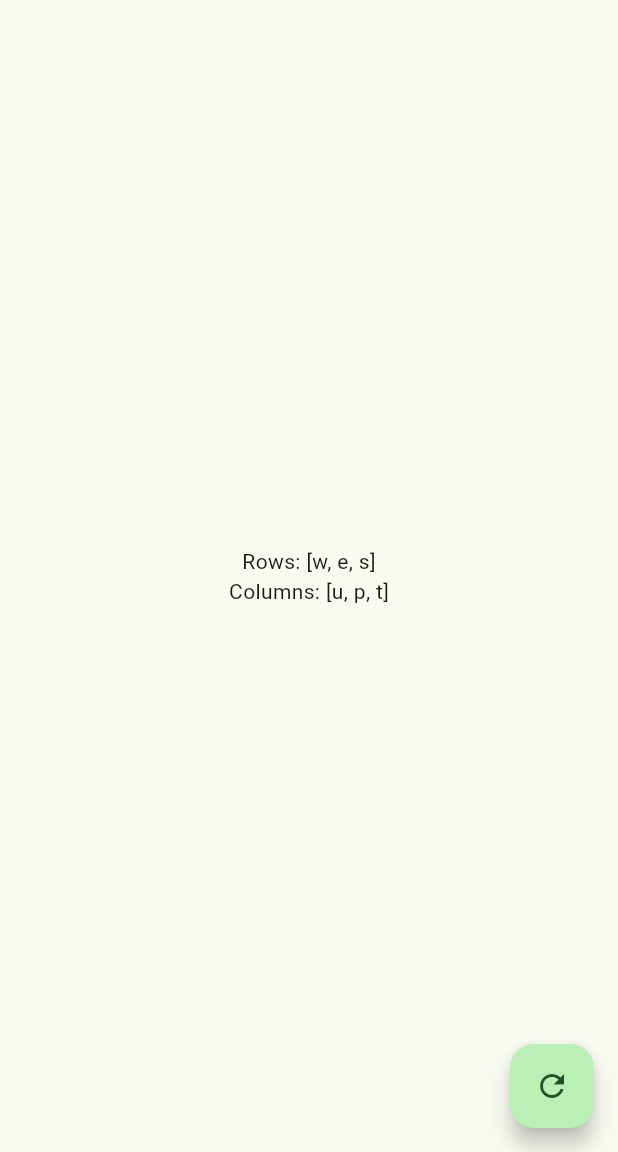
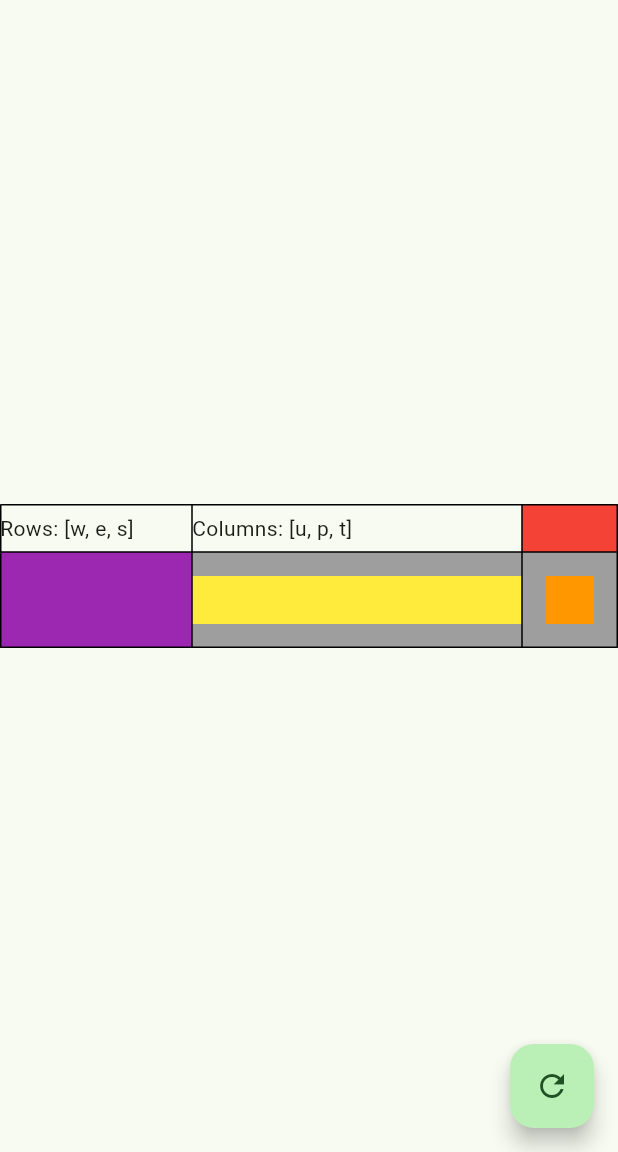
Before and after one commit to coltonomous/FlutterDemo, a Flutter app: the screen it shows after launch, after a tap on the "refresh" icon, on a phone screen of 412 x 824 dp, the part 84-1236 px from its top. Run offline on Flutter 3.47's test engine with Material 3 defaults, Android fonts, the phone set to English and light mode, and no system bars.

Commit message:
Started game board

```diff
--- /dev/null
+++ b/lib/components/game_board.dart
@@ -0,0 +1,65 @@
+import 'package:flutter/material.dart';
+
+class GameBoard extends StatelessWidget {
+  final int? axisElements;
+  final List<String>? rowLetters;
+  final List<String>? columnLetters;
+
+  const GameBoard(this.axisElements, this.rowLetters, this.columnLetters);
+
+  @override
+  Widget build(BuildContext context) {
+    return Table(
+      border: TableBorder.all(),
+      columnWidths: const <int, TableColumnWidth>{
+        0: IntrinsicColumnWidth(),
+        1: FlexColumnWidth(),
+        2: FixedColumnWidth(64),
+      },
+      defaultVerticalAlignment: TableCellVerticalAlignment.middle,
+      children: <TableRow>[
+        TableRow(
+          children: <Widget>[
+            Text(
+              'Rows: $rowLetters',
+            ),
+            Text(
+              'Columns: $columnLetters',
+            ),
+            TableCell(
+              verticalAlignment: TableCellVerticalAlignment.top,
+              child: Container(
+                height: 32,
+                width: 32,
+                color: Colors.red,
+              ),
+            ),
+          ],
+        ),
+        TableRow(
+          decoration: const BoxDecoration(
+            color: Colors.grey,
+          ),
+          children: <Widget>[
+            Container(
+              height: 64,
+              width: 128,
+              color: Colors.purple,
+            ),
+            Container(
+              height: 32,
+              color: Colors.yellow,
+            ),
+            Center(
+              child: Container(
+                height: 32,
+                width: 32,
+                color: Colors.orange,
+              ),
+            ),
+          ],
+        ),
+      ],
+    );
+  }
+}
--- a/lib/main.dart
+++ b/lib/main.dart
@@ -1,12 +1,14 @@
 import 'package:flutter/material.dart';
 import 'dart:math';
 
+import './components/game_board.dart';
+
 void main() {
-  runApp(const MyApp());
+  runApp(const App());
 }
 
-class MyApp extends StatelessWidget {
-  const MyApp({super.key});
+class App extends StatelessWidget {
+  const App({super.key});
 
   // This widget is the root of your application.
   @override
@@ -17,21 +19,21 @@ class MyApp extends StatelessWidget {
         colorScheme: ColorScheme.fromSeed(seedColor: const Color.fromARGB(255, 87, 153, 89)),
         useMaterial3: true,
       ),
-      home: const MyHomePage(title: 'Celebrity Game Demo'),
+      home: const MainView(title: 'Celebrity Game Demo'),
     );
   }
 }
 
-class MyHomePage extends StatefulWidget {
-  const MyHomePage({super.key, required this.title});
+class MainView extends StatefulWidget {
+  const MainView({super.key, required this.title});
 
   final String title;
 
   @override
-  State<MyHomePage> createState() => _MyHomePageState();
+  State<MainView> createState() => _MainViewState();
 }
 
-class _MyHomePageState extends State<MyHomePage> {
+class _MainViewState extends State<MainView> {
   int axisElements = 3;
 
   List<String> rowLetters = [];
@@ -47,10 +49,10 @@ class _MyHomePageState extends State<MyHomePage> {
     var chars = 'abcdefghijklmnopqrstuvwxyz';
 
     for(var i = 0; i < axisElements; i++){
-      var rowLetter = _generateRandomString(1, chars);
+      var rowLetter = generateRandomString(1, chars);
       chars = chars.replaceAll(rowLetter, ''); // TODO: Allow option for alliterative names
 
-      var columnLetter = _generateRandomString(1, chars);
+      var columnLetter = generateRandomString(1, chars);
       chars = chars.replaceAll(columnLetter, '');
 
       rowLetters.add(rowLetter);
@@ -63,7 +65,7 @@ class _MyHomePageState extends State<MyHomePage> {
   }
 
   // Helper function to generate randomized string using supplied characters
-  String _generateRandomString(int len, String chars) {
+  String generateRandomString(int len, String chars) {
     return List.generate(len, (index) => chars[Random().nextInt(chars.length)]).join();
   }
 
@@ -76,17 +78,9 @@ class _MyHomePageState extends State<MyHomePage> {
       ),
       body: Center(
         child: Column(
-          // TRY THIS: Invoke "debug painting" (choose the "Toggle Debug Paint"
-          // action in the IDE, or press "p" in the console), to see the
-          // wireframe for each widget.
           mainAxisAlignment: MainAxisAlignment.center,
           children: <Widget>[
-            Text(
-              'Rows: $rowLetters',
-            ),
-            Text(
-              'Columns: $columnLetters',
-            ),
+            GameBoard(axisElements, rowLetters, columnLetters),
           ],
         ),
       ),
```
